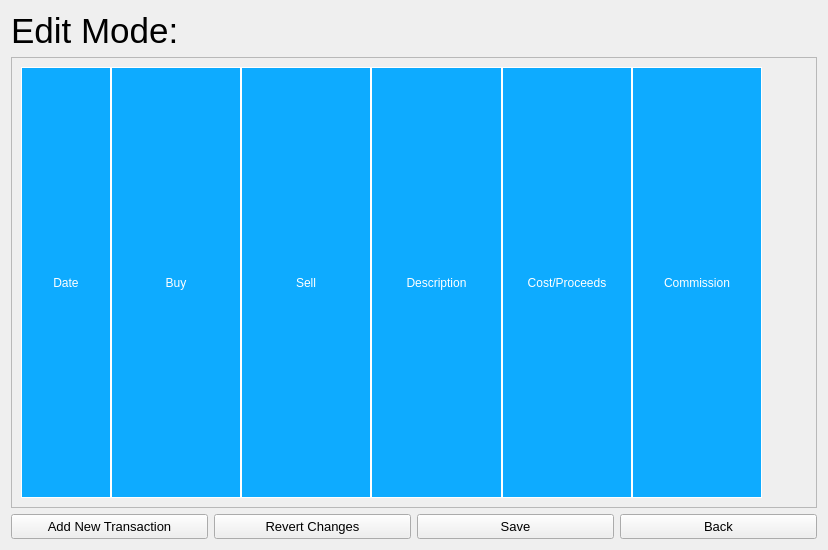
The window that GainLossCalculator/EditScreen/editscreen.ui (w-ge/Gain-Loss-Calculator) describes before a commit, drawn with Qt 5.
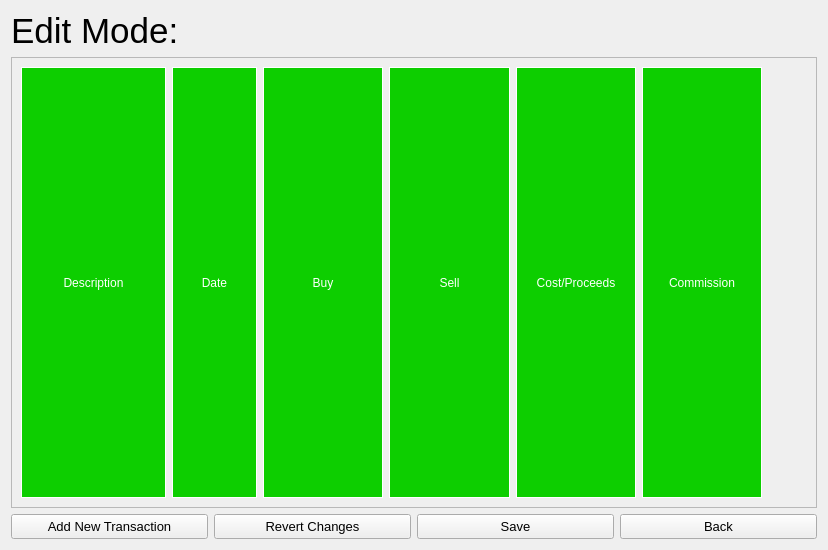
The same window after the commit.

What changed in the file:
```diff
--- a/GainLossCalculator/EditScreen/editscreen.ui
+++ b/GainLossCalculator/EditScreen/editscreen.ui
@@ -67,7 +67,7 @@
             <item>
              <layout class="QHBoxLayout" name="horizontalLayout">
               <property name="spacing">
-               <number>0</number>
+               <number>6</number>
               </property>
               <property name="leftMargin">
                <number>0</number>
@@ -81,6 +81,39 @@
               <property name="bottomMargin">
                <number>0</number>
               </property>
+              <item>
+               <widget class="QLabel" name="Desc">
+                <property name="sizePolicy">
+                 <sizepolicy hsizetype="Fixed" vsizetype="Preferred">
+                  <horstretch>0</horstretch>
+                  <verstretch>0</verstretch>
+                 </sizepolicy>
+                </property>
+                <property name="minimumSize">
+                 <size>
+                  <width>145</width>
+                  <height>0</height>
+                 </size>
+                </property>
+                <property name="maximumSize">
+                 <size>
+                  <width>145</width>
+                  <height>16777215</height>
+                 </size>
+                </property>
+                <property name="styleSheet">
+                 <string notr="true">background-color: rgb(13, 206, 0);
+color: rgb(255, 255, 255);
+border: 1px solid white;</string>
+                </property>
+                <property name="text">
+                 <string>Description</string>
+                </property>
+                <property name="alignment">
+                 <set>Qt::AlignCenter</set>
+                </property>
+               </widget>
+              </item>
               <item>
                <widget class="QLabel" name="Date">
                 <property name="sizePolicy">
@@ -91,14 +124,14 @@
                 </property>
                 <property name="minimumSize">
                  <size>
-                  <width>90</width>
+                  <width>85</width>
                   <height>0</height>
                  </size>
                 </property>
                 <property name="styleSheet">
-                 <string notr="true">color: rgb(255, 255, 255);
-background-color: rgb(14, 171, 255);
-border: 1px solid white</string>
+                 <string notr="true">background-color: rgb(13, 206, 0);
+color: rgb(255, 255, 255);
+border: 1px solid white;</string>
                 </property>
                 <property name="text">
                  <string>Date</string>
@@ -123,9 +156,9 @@
                  </size>
                 </property>
                 <property name="styleSheet">
-                 <string notr="true">color: rgb(255, 255, 255);
-background-color: rgb(14, 171, 255);
-border: 1px solid white</string>
+                 <string notr="true">background-color: rgb(13, 206, 0);
+color: rgb(255, 255, 255);
+border: 1px solid white;</string>
                 </property>
                 <property name="text">
                  <string>Buy</string>
@@ -150,9 +183,9 @@
                  </size>
                 </property>
                 <property name="styleSheet">
-                 <string notr="true">color: rgb(255, 255, 255);
-background-color: rgb(14, 171, 255);
-border: 1px solid white</string>
+                 <string notr="true">background-color: rgb(13, 206, 0);
+color: rgb(255, 255, 255);
+border: 1px solid white;</string>
                 </property>
                 <property name="text">
                  <string>Sell</string>
@@ -162,33 +195,6 @@
                 </property>
                </widget>
               </item>
-              <item>
-               <widget class="QLabel" name="Desc">
-                <property name="sizePolicy">
-                 <sizepolicy hsizetype="Expanding" vsizetype="Preferred">
-                  <horstretch>0</horstretch>
-                  <verstretch>0</verstretch>
-                 </sizepolicy>
-                </property>
-                <property name="minimumSize">
-                 <size>
-                  <width>65</width>
-                  <height>0</height>
-                 </size>
-                </property>
-                <property name="styleSheet">
-                 <string notr="true">color: rgb(255, 255, 255);
-background-color: rgb(14, 171, 255);
-border: 1px solid white</string>
-                </property>
-                <property name="text">
-                 <string>Description</string>
-                </property>
-                <property name="alignment">
-                 <set>Qt::AlignCenter</set>
-                </property>
-               </widget>
-              </item>
               <item>
                <widget class="QLabel" name="CostProceeds">
                 <property name="sizePolicy">
@@ -204,9 +210,9 @@
                  </size>
                 </property>
                 <property name="styleSheet">
-                 <string notr="true">color: rgb(255, 255, 255);
-background-color: rgb(14, 171, 255);
-border: 1px solid white</string>
+                 <string notr="true">background-color: rgb(13, 206, 0);
+color: rgb(255, 255, 255);
+border: 1px solid white;</string>
                 </property>
                 <property name="text">
                  <string>Cost/Proceeds</string>
@@ -231,9 +237,9 @@
                  </size>
                 </property>
                 <property name="styleSheet">
-                 <string notr="true">color: rgb(255, 255, 255);
-background-color: rgb(14, 171, 255);
-border: 1px solid white</string>
+                 <string notr="true">background-color: rgb(13, 206, 0);
+color: rgb(255, 255, 255);
+border: 1px solid white;</string>
                 </property>
                 <property name="text">
                  <string>Commission</string>
```
